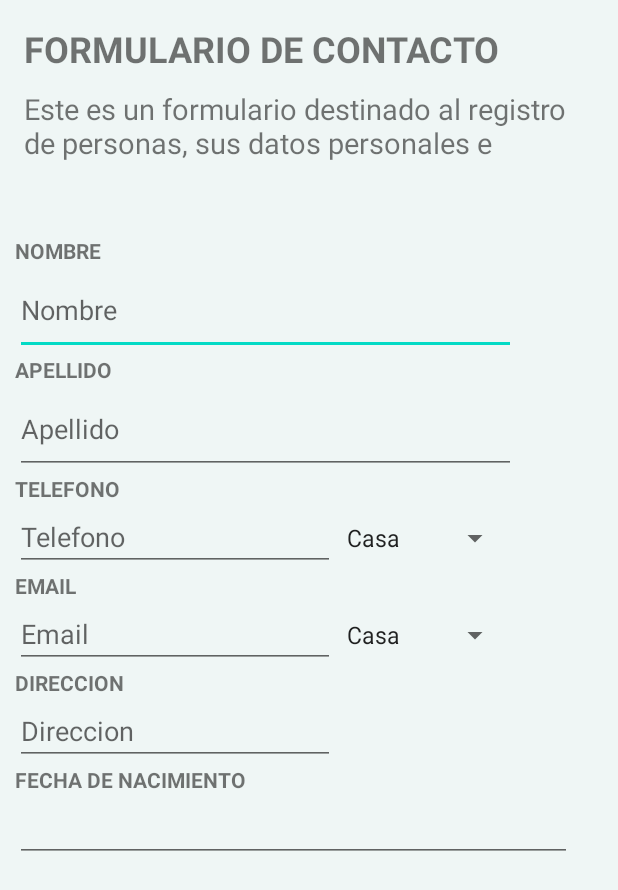
After one commit to pablomacielcrypto/TP2_Grupo8, an Android app: the layout agregar.xml on its own in the app's theme, with its tools: preview values and no code run, on a phone screen of 412 x 824 dp. The commit adds this screen. Shown: the top 890 px of the screen. Run offline under Robolectric (Android 15) with nearby library versions, the phone set to English and light mode, and no system bars.

Commit message:
se realizo menu formulario para agregar contacto.

```diff
--- /dev/null
+++ b/app/src/main/res/layout/agregar.xml
@@ -0,0 +1,187 @@
+<?xml version="1.0" encoding="utf-8"?>
+<androidx.constraintlayout.widget.ConstraintLayout xmlns:android="http://schemas.android.com/apk/res/android"
+    xmlns:app="http://schemas.android.com/apk/res-auto"
+    xmlns:tools="http://schemas.android.com/tools"
+    android:layout_width="match_parent"
+    android:layout_height="match_parent"
+    android:background="#F8F2F2"
+    android:orientation="vertical"
+    android:backgroundTint="#EFF6F5"
+    tools:context=".agregar">
+
+
+    <TextView
+        android:id="@+id/textView1"
+        android:layout_width="386dp"
+        android:layout_height="35dp"
+        android:layout_marginStart="16dp"
+        android:layout_marginTop="16dp"
+        android:text="FORMULARIO DE CONTACTO"
+        android:textSize="24sp"
+        android:textStyle="bold"
+        app:layout_constraintStart_toStartOf="parent"
+        app:layout_constraintTop_toTopOf="parent" />
+
+    <TextView
+        android:id="@+id/txt_Segundo_N"
+        android:layout_width="384dp"
+        android:layout_height="48dp"
+        android:layout_marginStart="16dp"
+        android:layout_marginTop="8dp"
+        android:text="Este es un formulario destinado al registro de personas, sus datos personales e intereses."
+        android:textSize="19sp"
+        app:layout_constraintStart_toStartOf="parent"
+        app:layout_constraintTop_toBottomOf="@+id/textView1" />
+
+    <ScrollView
+        android:id="@+id/scrollView2"
+        android:layout_width="371dp"
+        android:layout_height="593dp"
+        android:layout_marginStart="10dp"
+        android:layout_marginTop="10dp"
+        android:scrollbars="vertical"
+        app:layout_constraintStart_toStartOf="parent"
+        app:layout_constraintTop_toBottomOf="@+id/txt_Segundo_N"
+        tools:ignore="MissingConstraints,SpeakableTextPresentCheck">
+
+        <LinearLayout
+            android:layout_width="match_parent"
+            android:layout_height="wrap_content"
+            android:orientation="vertical">
+
+            <TextView
+                android:id="@+id/tvNombre"
+                android:layout_width="333dp"
+                android:layout_height="wrap_content"
+                android:layout_marginTop="40dp"
+                android:text="NOMBRE"
+                android:textStyle="bold"
+
+                tools:layout_editor_absoluteX="0dp" />
+
+
+            <EditText
+                android:id="@+id/editTextTextPersonName2"
+                android:layout_width="334dp"
+                android:layout_height="60dp"
+                android:ems="10"
+                android:hint="Nombre"
+                android:inputType="textPersonName" />
+
+            <TextView
+                android:id="@+id/tvApe"
+                android:layout_width="333dp"
+                android:layout_height="wrap_content"
+                android:text="APELLIDO"
+                android:textStyle="bold"
+
+                tools:layout_editor_absoluteX="0dp" />
+
+
+            <EditText
+                android:id="@+id/edApe"
+                android:layout_width="334dp"
+                android:layout_height="60dp"
+                android:ems="10"
+                android:hint="Apellido"
+                android:inputType="textPersonName" />
+
+            <TextView
+                android:id="@+id/tvTel"
+                android:layout_width="333dp"
+                android:layout_height="wrap_content"
+                android:text="TELEFONO"
+                android:textStyle="bold"
+
+                tools:layout_editor_absoluteX="0dp" />
+
+            <LinearLayout
+                android:layout_width="match_parent"
+                android:layout_height="wrap_content"
+                android:orientation="horizontal">
+
+
+
+                <EditText
+                    android:id="@+id/editTextPhone"
+                    android:layout_width="wrap_content"
+                    android:layout_height="wrap_content"
+                    android:ems="10"
+                    android:hint="Telefono"
+                    android:inputType="phone" />
+
+                <Spinner
+                    android:id="@+id/spinner"
+                    android:layout_width="wrap_content"
+                    android:layout_height="wrap_content"
+                    android:entries="@array/tipo" />
+            </LinearLayout>
+            <TextView
+                android:id="@+id/tvMail"
+                android:layout_width="333dp"
+                android:layout_height="wrap_content"
+                android:text="EMAIL"
+                android:textStyle="bold"
+                tools:layout_editor_absoluteX="0dp" />
+            <LinearLayout
+                android:layout_width="match_parent"
+                android:layout_height="wrap_content"
+                android:orientation="horizontal">
+                <EditText
+                    android:id="@+id/editTextTextEmailAddress"
+                    android:layout_width="wrap_content"
+                    android:layout_height="wrap_content"
+                    android:ems="10"
+                    android:hint="Email"
+                    android:inputType="textEmailAddress" />
+
+                <Spinner
+                    android:id="@+id/spinner2"
+                    android:layout_width="wrap_content"
+                    android:layout_height="wrap_content"
+                    android:entries="@array/tipo" />
+            </LinearLayout>
+            <TextView
+                android:id="@+id/tvDireccion"
+                android:layout_width="333dp"
+                android:layout_height="wrap_content"
+                android:text="DIRECCION"
+                android:textStyle="bold"
+                tools:layout_editor_absoluteX="0dp" />
+            <LinearLayout
+                android:layout_width="match_parent"
+                android:layout_height="wrap_content"
+                android:orientation="horizontal">
+                <EditText
+                    android:id="@+id/editTextDireccion"
+                    android:layout_width="wrap_content"
+                    android:layout_height="wrap_content"
+                    android:ems="10"
+                    android:hint="Direccion"
+                    android:inputType="textEmailAddress" />
+            </LinearLayout>
+            <TextView
+                android:id="@+id/tvFecNac"
+                android:layout_width="333dp"
+                android:layout_height="wrap_content"
+                android:text="FECHA DE NACIMIENTO"
+                android:textStyle="bold"
+
+                tools:layout_editor_absoluteX="0dp" />
+
+
+            <EditText
+                android:id="@+id/editTextDate"
+                android:layout_width="match_parent"
+                android:layout_height="wrap_content"
+                android:ems="10"
+                android:inputType="date" />
+
+
+        </LinearLayout>
+
+
+    </ScrollView>
+
+
+</androidx.constraintlayout.widget.ConstraintLayout>
```
Also changed, not shown: app/src/main/java/com/example/tp2_grupo8/MainActivity.java (+39 -0 lines), app/src/main/java/com/example/tp2_grupo8/agregar.java (added, +45 -0 lines), app/src/main/res/menu/menu_nuevo.xml (added, +12 -0 lines), app/src/main/res/values/strings.xml (+29 -1 lines), app/src/main/res/mipmap-hdpi/ic_launcher.webp (deleted), app/src/main/res/mipmap-hdpi/ic_launcher_round.webp (deleted), app/src/main/res/mipmap-mdpi/ic_launcher.webp (deleted), app/src/main/res/mipmap-mdpi/ic_launcher_round.webp (deleted), app/src/main/res/mipmap-xhdpi/ic_launcher.webp (deleted), app/src/main/res/mipmap-xhdpi/ic_launcher_round.webp (deleted), app/src/main/res/mipmap-xxhdpi/ic_launcher.webp (deleted), app/src/main/res/mipmap-xxhdpi/ic_launcher_round.webp (deleted), app/src/main/res/mipmap-xxxhdpi/ic_launcher.webp (deleted), app/src/main/res/mipmap-xxxhdpi/ic_launcher_round.webp (deleted).
